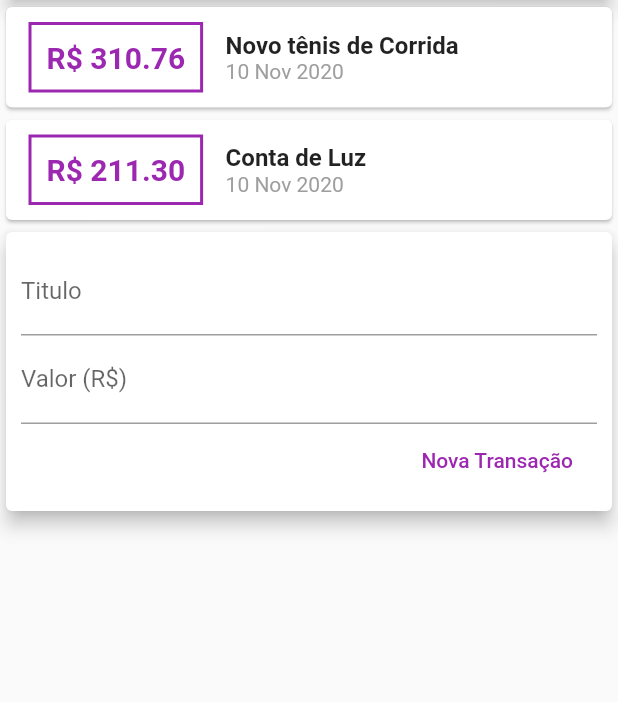
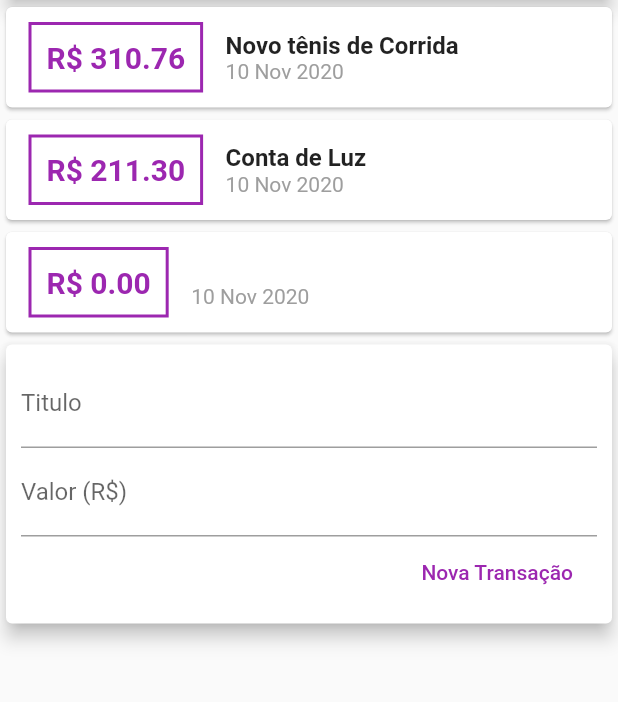
Before and after one commit to Samuel-sys/DartFlutter, a Flutter app: the screen it shows after launch, after a tap on "Nova Transação", on a phone screen of 412 x 824 dp, the part 119-821 px from its top. Run offline on Flutter 3.47's test engine with Material 2 defaults, Android fonts, the phone set to English and light mode, and no system bars.

Commit message:
Mudança do nome do parametro de function para onSubmit
convertendo os valor de parametro para a function adicionarTransaction (onSubmit na class TransactionForm) antes de por no parametro e utilização da função tryParse para se caso o cliente digitar um valor invalido ele colocar como value = 0

```diff
--- a/Modulo_4/expenses/lib/components/transaction_form.dart
+++ b/Modulo_4/expenses/lib/components/transaction_form.dart
@@ -3,9 +3,9 @@ import 'package:flutter/material.dart';
 class TransactionForm extends StatelessWidget {
   final titleController = TextEditingController();
   final valueController = TextEditingController();
-  final Function(String, double) function;
+  final void Function(String, double) onSubmit;
 
-  TransactionForm({@required this.function});
+  TransactionForm({@required this.onSubmit});
 
   @override
   Widget build(BuildContext context) {
@@ -35,9 +35,15 @@ class TransactionForm extends StatelessWidget {
           Row(mainAxisAlignment: MainAxisAlignment.end, children: <Widget>[
             FlatButton(
               onPressed: () {
+                //armazena o titulo da transação a variavel
+                final String title = this.titleController.text;
+
+                //tenta converter o valor digiatado para double caso não consiga
+                //atribui o valor 0
+                final value = double.tryParse(this.valueController.text) ?? 0.0;
+
                 //essa function ira adicionar a nova transação a lista
-                function(this.titleController.text,
-                    double.parse(this.valueController.text));
+                onSubmit(title, value);
               },
               child: Text(
                 "Nova Transação",
--- a/Modulo_4/expenses/lib/components/transaction_user.dart
+++ b/Modulo_4/expenses/lib/components/transaction_user.dart
@@ -28,7 +28,7 @@ class _TransactionUserState extends State<TransactionUser> {
     ),
   ];
 
-  void adiconarTransaction(String title, double value) {
+  void _adiconarTransaction(String title, double value) {
     final newTransactio = Transaction(
       id: "",
       title: title,
@@ -49,7 +49,7 @@ class _TransactionUserState extends State<TransactionUser> {
         TransactionList(_transaction),
 
         //Form de cadastro de Transação
-        TransactionForm(function: adiconarTransaction),
+        TransactionForm(onSubmit: _adiconarTransaction),
       ],
     );
   }
```
